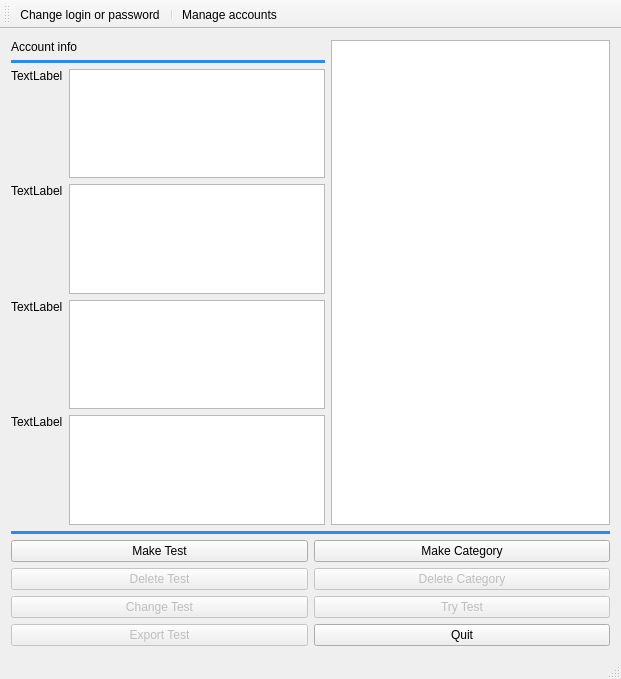
First picture: the form in createwindow.ui, repository Wooderan/TestiMy, before the edit.
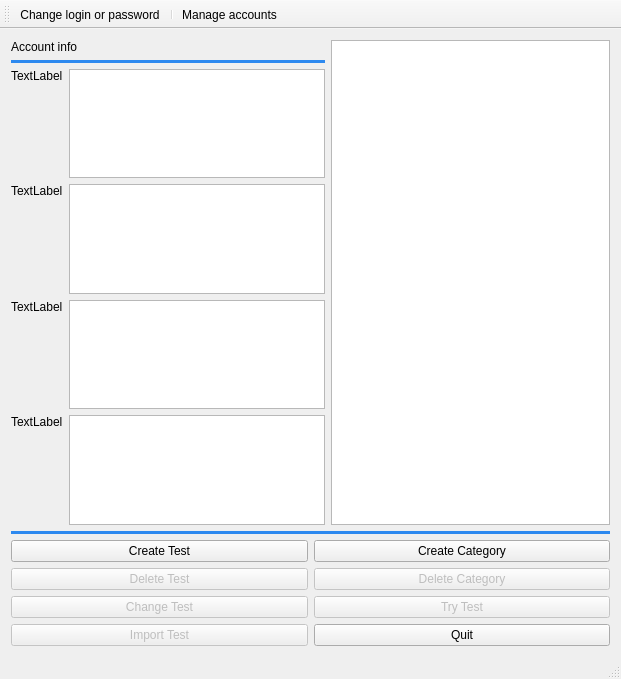
Second picture: the form after the edit.

The edit to the form file:
```diff
--- a/createwindow.ui
+++ b/createwindow.ui
@@ -188,14 +188,14 @@
       <item row="0" column="1">
        <widget class="QPushButton" name="pushButton_make_category">
         <property name="text">
-         <string>Make Category</string>
+         <string>Create Category</string>
         </property>
        </widget>
       </item>
       <item row="0" column="0">
        <widget class="QPushButton" name="pushButton_make">
         <property name="text">
-         <string>Make Test</string>
+         <string>Create Test</string>
         </property>
        </widget>
       </item>
@@ -242,7 +242,7 @@
          <bool>false</bool>
         </property>
         <property name="text">
-         <string>Export Test</string>
+         <string>Import Test</string>
         </property>
        </widget>
       </item>
```
